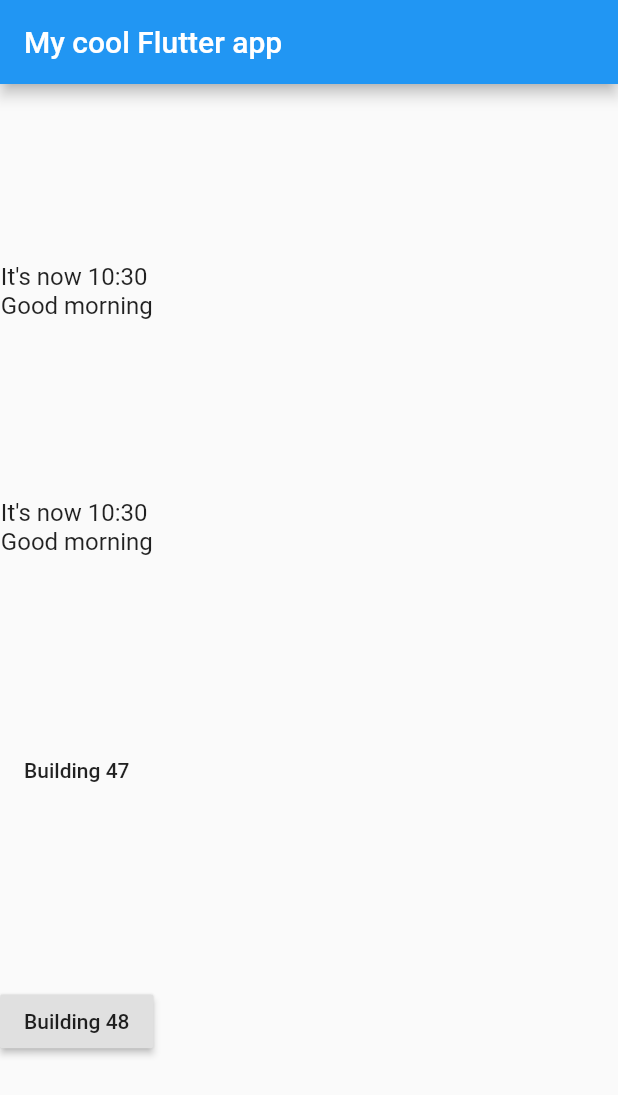
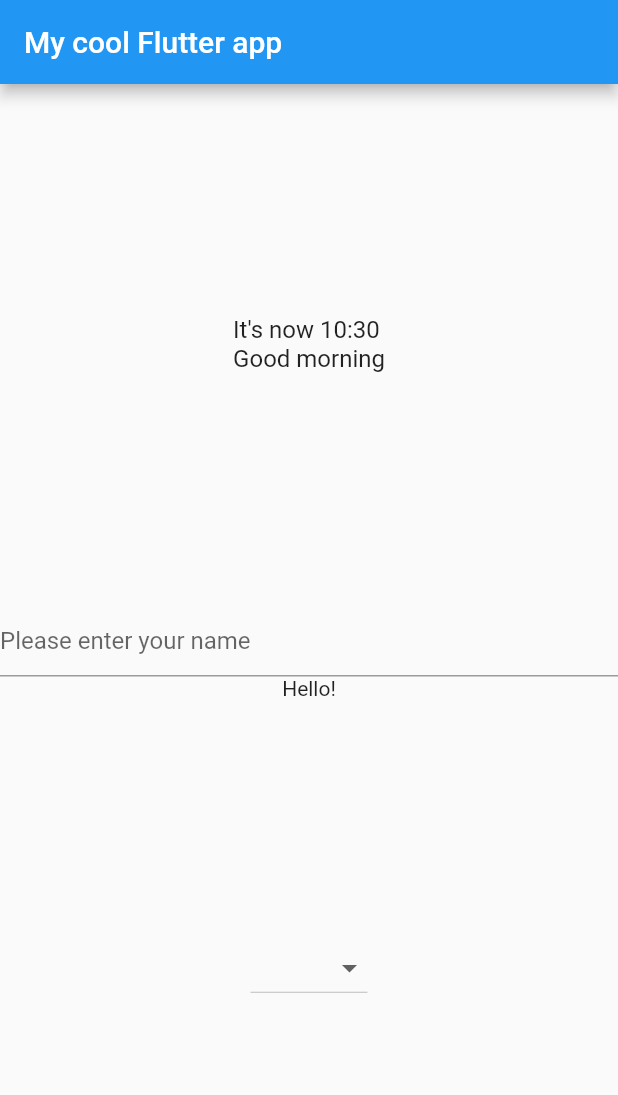
Before and after one commit to yonifra/first_flutter_app, a Flutter app: the screen it shows after launch, on a phone screen of 412 x 824 dp. Shown: the top 1095 px of the screen. Run offline on Flutter 3.47's test engine with Material 2 defaults, Android fonts, the phone set to English and light mode, and no system bars; Roboto replaces fonts that are missing (Manrope).

Commit message:
More widgets!

```diff
--- a/lib/screens/home.dart
+++ b/lib/screens/home.dart
@@ -1,3 +1,5 @@
+import 'package:first_flutter_app/widgets/helloyou.dart';
+import 'package:first_flutter_app/widgets/mydropdown.dart';
 import 'package:flutter/material.dart';
 
 class Home extends StatelessWidget {
@@ -6,19 +8,14 @@ class Home extends StatelessWidget {
     return Column(
       mainAxisAlignment: MainAxisAlignment.spaceEvenly,
       verticalDirection: VerticalDirection.down,
+      textDirection: TextDirection.ltr,
       children: <Widget>[
         Text(
           sayHello(),
           style: TextStyle(fontSize: 16.0),
         ),
-        Text(
-          sayHello(),
-          style: TextStyle(
-            fontSize: 16.0,
-          ),
-        ),
-        MaterialButton(child: Text("Building 47"), onPressed: () => {}),
-        RaisedButton(child: Text("Building 48"), onPressed: () => {}),
+        HelloYou(),
+        MyDropdown(),
       ],
     );
   }
--- /dev/null
+++ b/lib/widgets/helloyou.dart
@@ -0,0 +1,28 @@
+import 'package:flutter/material.dart';
+
+class HelloYou extends StatefulWidget {
+  @override
+  State<StatefulWidget> createState() => _HelloYouState();
+}
+
+class _HelloYouState extends State<HelloYou> {
+  String name = '';
+
+  @override
+  Widget build(BuildContext context) {
+    return Column(
+      children: <Widget>[
+        TextField(
+            decoration: InputDecoration(
+              hintText: 'Please enter your name',
+            ),
+            onChanged: (String text) {
+              setState(() {
+                name = text;
+              });
+            }),
+        Text(('Hello ' + name).trimRight() + '!'),
+      ],
+    );
+  }
+}
--- /dev/null
+++ b/lib/widgets/mydropdown.dart
@@ -0,0 +1,16 @@
+import 'package:flutter/material.dart';
+
+class MyDropdown extends StatelessWidget {
+  @override
+  Widget build(BuildContext context) {
+    return DropdownButton<String>(
+      items: <String>['Dollars', 'Euro', 'Pounds'].map((String value) {
+        return DropdownMenuItem<String>(
+          value: value,
+          child: Text(value),
+        );
+      }).toList(),
+      onChanged: (_){},
+    );
+  }
+}
```
Also changed, not shown: pubspec.yaml (line endings or trailing spaces).
